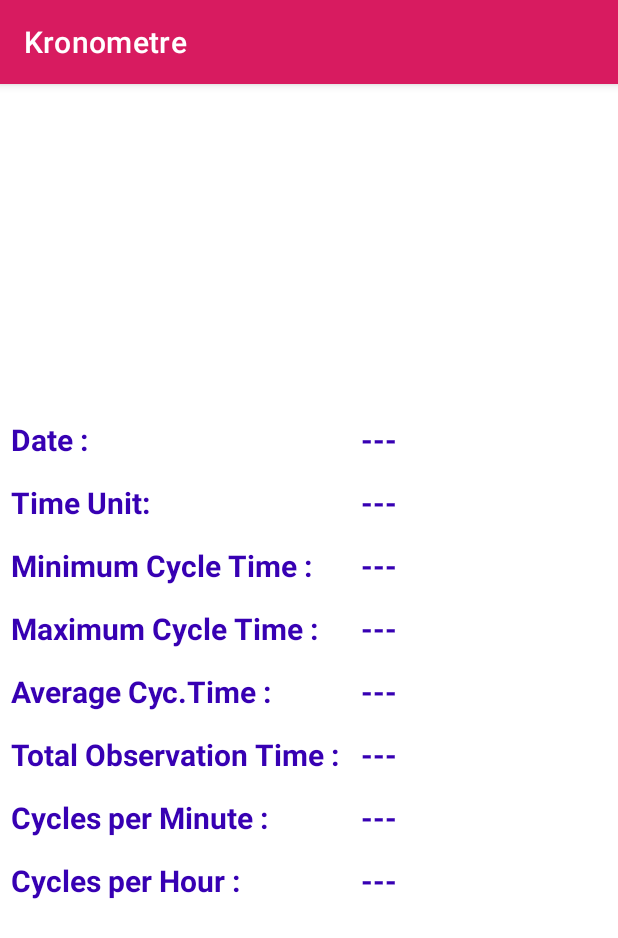
After one commit to lszlp76/Kronometre, an Android app: the fragment ReportFragment shown on its own in the app's theme, on a phone screen of 412 x 824 dp. The commit adds this screen. Shown: the top 938 px of the screen. Run offline under Robolectric (Android 15) with nearby library versions, the phone set to English and light mode, and no system bars.

Commit message:
layout ok. butonlar ok.genel olarak save dışında hepsi ok Excel kayıt eklendi save ok 3ncü sayfa ekleniyor

```diff
--- a/app/src/main/AndroidManifest.xml
+++ b/app/src/main/AndroidManifest.xml
@@ -22,6 +22,7 @@
                 <category android:name="android.intent.category.LAUNCHER" />
             </intent-filter>
         </activity>
+
     </application>
 
 </manifest>
--- /dev/null
+++ b/app/src/main/java/com/zlpls/kronometre/ReportFragment.java
@@ -0,0 +1,53 @@
+package com.zlpls.kronometre;
+
+import android.content.Context;
+import android.os.Bundle;
+
+import androidx.fragment.app.Fragment;
+import androidx.lifecycle.ViewModelProvider;
+
+import android.view.ContextThemeWrapper;
+import android.view.LayoutInflater;
+import android.view.View;
+import android.view.ViewGroup;
+
+import com.zlpls.kronometre.ui.main.PageViewModel;
+
+/**
+ * A simple {@link Fragment} subclass.
+ * Use the {@link ReportFragment#newInstance} factory method to
+ * create an instance of this fragment.
+ */
+public class ReportFragment extends Fragment {
+
+
+    PageViewModel pageViewModel;
+
+    public ReportFragment() {
+        // Required empty public constructor
+    }
+
+
+    // TODO: Rename and change types and number of parameters
+    public static ReportFragment newInstance() {
+
+        return new ReportFragment();
+    }
+
+    @Override
+    public void onCreate(Bundle savedInstanceState) {
+        super.onCreate(savedInstanceState);
+        //veri getirmek için
+        pageViewModel = new ViewModelProvider(requireActivity()).get(PageViewModel.class);
+
+    }
+
+    @Override
+    public View onCreateView(LayoutInflater inflater, ViewGroup container,
+                             Bundle savedInstanceState) {
+        // Inflate the layout for this fragment
+
+        getContext().getTheme().applyStyle(R.style.TableText,true);// fragment theme ayarlama
+        return inflater.inflate(R.layout.fragment_report, container, false);
+    }
+}
--- a/app/src/main/java/com/zlpls/kronometre/ui/main/SectionsPagerAdapter.java
+++ b/app/src/main/java/com/zlpls/kronometre/ui/main/SectionsPagerAdapter.java
@@ -10,6 +10,7 @@ import androidx.fragment.app.FragmentPagerAdapter;
 
 import com.zlpls.kronometre.ChartFragment;
 import com.zlpls.kronometre.R;
+import com.zlpls.kronometre.ReportFragment;
 import com.zlpls.kronometre.TimerFragment;
 
 /**
@@ -33,8 +34,11 @@ public class SectionsPagerAdapter extends FragmentPagerAdapter {
         // Return a PlaceholderFragment (defined as a static inner class below).
         if (position ==0){
             return new TimerFragment();
+        }else if (position == 1){
+            return new ChartFragment();
         }else {
-            return new ChartFragment();
+            return new ReportFragment();
+
         }
     }
 
--- /dev/null
+++ b/app/src/main/res/layout/fragment_report.xml
@@ -0,0 +1,208 @@
+<?xml version="1.0" encoding="utf-8"?>
+<androidx.constraintlayout.widget.ConstraintLayout xmlns:android="http://schemas.android.com/apk/res/android"
+    xmlns:tools="http://schemas.android.com/tools"
+    android:layout_width="match_parent"
+    android:layout_height="match_parent"
+    xmlns:app="http://schemas.android.com/apk/res-auto"
+    tools:context=".ReportFragment">
+
+
+    <TableLayout
+        android:id="@+id/tableLayout"
+
+        android:layout_width="match_parent"
+        android:layout_height="wrap_content"
+        android:layout_marginEnd="5dp"
+        android:stretchColumns="1"
+        app:layout_constraintLeft_toLeftOf="parent"
+        app:layout_constraintRight_toRightOf="parent"
+       app:layout_constraintTop_toTopOf="parent"
+        app:layout_constraintBottom_toBottomOf="parent"
+        app:layout_constraintEnd_toEndOf="parent">
+
+
+
+        <TableRow
+            android:layout_width="match_parent"
+            android:layout_height="wrap_content">
+
+            <TextView
+
+                android:layout_width="match_parent"
+                android:layout_height="wrap_content"
+                android:gravity="fill"
+                android:padding="7dp"
+                android:text="Date :"
+                   />
+            <TextView
+                android:id="@+id/date"
+                android:layout_width="match_parent"
+                android:layout_height="wrap_content"
+                android:gravity="fill"
+                android:padding="7dp"
+                android:text="---"
+
+               />
+
+        </TableRow>
+
+        <TableRow
+            android:layout_width="match_parent"
+            android:layout_height="wrap_content">
+
+            <TextView
+                android:layout_width="match_parent"
+                android:layout_height="wrap_content"
+                android:gravity="fill"
+                android:padding="7dp"
+                android:text="Time Unit:"
+
+             />
+            <TextView
+                android:id="@+id/timeUnit"
+                android:layout_width="match_parent"
+                android:layout_height="wrap_content"
+                android:gravity="fill"
+                android:padding="7dp"
+                android:text="---"
+
+                />
+
+        </TableRow>
+        <TableRow
+            android:id="@+id/tableRow"
+            android:layout_width="match_parent"
+            android:layout_height="10dp"
+            android:orientation="vertical">
+
+            <TextView
+                android:layout_width="wrap_content"
+                android:layout_height="wrap_content"
+                android:gravity="fill"
+                android:padding="7dp"
+                android:text="Minimum Cycle Time :"
+
+                tools:layout_editor_absoluteX="195dp"
+                tools:layout_editor_absoluteY="365dp" />
+
+            <TextView
+                android:id="@+id/minCycTime"
+                android:layout_width="match_parent"
+                android:layout_height="wrap_content"
+                android:gravity="fill"
+                android:padding="7dp"
+                android:text="---"
+
+             />
+
+        </TableRow>
+
+        <TableRow
+            android:id="@+id/tableRow2"
+            android:layout_width="match_parent"
+            android:layout_height="match_parent">
+
+            <TextView
+                android:layout_width="wrap_content"
+                android:gravity="fill"
+                android:padding="7dp"
+                android:text="Maximum Cycle Time :"
+
+               />
+
+            <TextView
+                android:id="@+id/maxCycTime"
+                android:layout_width="match_parent"
+                android:layout_height="wrap_content"
+                android:gravity="fill"
+                android:padding="7dp"
+                android:text="---"
+                 />
+
+
+        </TableRow>
+
+        <TableRow
+            android:layout_width="match_parent"
+            android:layout_height="wrap_content">
+
+            <TextView
+                android:layout_width="match_parent"
+                android:layout_height="wrap_content"
+                android:gravity="fill"
+                android:padding="7dp"
+                android:text="Average Cyc.Time :"
+                 />
+            <TextView
+                android:id="@+id/aveCycTime"
+                android:layout_width="match_parent"
+                android:layout_height="wrap_content"
+                android:gravity="fill"
+                android:padding="7dp"
+                android:text="---"
+                />
+        </TableRow>
+
+        <TableRow
+            android:layout_width="match_parent"
+            android:layout_height="wrap_content">
+
+            <TextView
+                android:layout_width="match_parent"
+                android:layout_height="wrap_content"
+                android:gravity="fill"
+                android:padding="7dp"
+                android:text="Total Observation Time :"
+               />
+            <TextView
+                android:id="@+id/totalCycTime"
+                android:layout_width="match_parent"
+                android:layout_height="wrap_content"
+                android:gravity="fill"
+                android:padding="7dp"
+                android:text="---"
+                />
+        </TableRow>
+        <TableRow
+            android:layout_width="match_parent"
+            android:layout_height="wrap_content">
+
+            <TextView
+                android:layout_width="match_parent"
+                android:layout_height="wrap_content"
+                android:gravity="fill"
+                android:padding="7dp"
+                android:text="Cycles per Minute :"
+                 />
+            <TextView
+                android:id="@+id/cycPerMinute"
+                android:layout_width="match_parent"
+                android:layout_height="wrap_content"
+                android:gravity="fill"
+                android:padding="7dp"
+                android:text="---"
+                 />
+        </TableRow>
+        <TableRow
+            android:layout_width="match_parent"
+            android:layout_height="wrap_content">
+
+            <TextView
+                android:layout_width="match_parent"
+                android:layout_height="wrap_content"
+                android:gravity="fill"
+                android:padding="7dp"
+                android:text="Cycles per Hour :"
+                />
+            <TextView
+                android:id="@+id/cycPerHour"
+                android:layout_width="match_parent"
+                android:layout_height="wrap_content"
+                android:gravity="fill"
+                android:padding="7dp"
+                android:text="---"
+                />
+        </TableRow>
+    </TableLayout>
+
+</androidx.constraintlayout.widget.ConstraintLayout>
--- a/app/src/main/res/values/dimens.xml
+++ b/app/src/main/res/values/dimens.xml
@@ -5,4 +5,5 @@
     <dimen name="appbar_padding">16dp</dimen>
     <dimen name="fab_margin">16dp</dimen>
     <dimen name="appbar_padding_top">8dp</dimen>
+    <dimen name="tableTitleText">25dp</dimen>
 </resources>
--- a/app/src/main/res/values/strings.xml
+++ b/app/src/main/res/values/strings.xml
@@ -15,6 +15,7 @@ Storing Datas: \n
    If you want to record your datas, you have to give the permission to write. Once you give a permission, you can click SAVE button after stopwatch is been stopped by user. They are stored in Download folder of your
 device with abbrevation of the day of study in format as 'ddMMyy@HHsslapsdata' with extension xls.  \n
 Example :  050520@1230lapsdata.xls means you've stored your datas  at 12:30 PM 05th of May in 2020"</string>
+
     <style name="AlertDialogCustom" parent="@android:style/Theme.Dialog">
         <item name="android:textColor">#FF3700B3</item>
 
@@ -32,4 +33,5 @@ Example :  050520@1230lapsdata.xls means you've stored your datas  at 12:30 PM 0
         <item name="android:typeface">sans</item>
         <item name="android:textSize">15sp</item>
     </style>
+
 </resources>
--- a/app/src/main/res/values/themes.xml
+++ b/app/src/main/res/values/themes.xml
@@ -22,4 +22,11 @@
     <style name="Theme.Kronometre.AppBarOverlay" parent="ThemeOverlay.AppCompat.Dark.ActionBar" />
 
     <style name="Theme.Kronometre.PopupOverlay" parent="ThemeOverlay.AppCompat.Light" />
+
+    <style name="TableText">
+        <item name="android:textSize">20dp</item>
+        <item name="android:textColor">@color/purple_700</item>
+        <item name="android:textStyle">bold</item>
+
+    </style>
 </resources>
```
